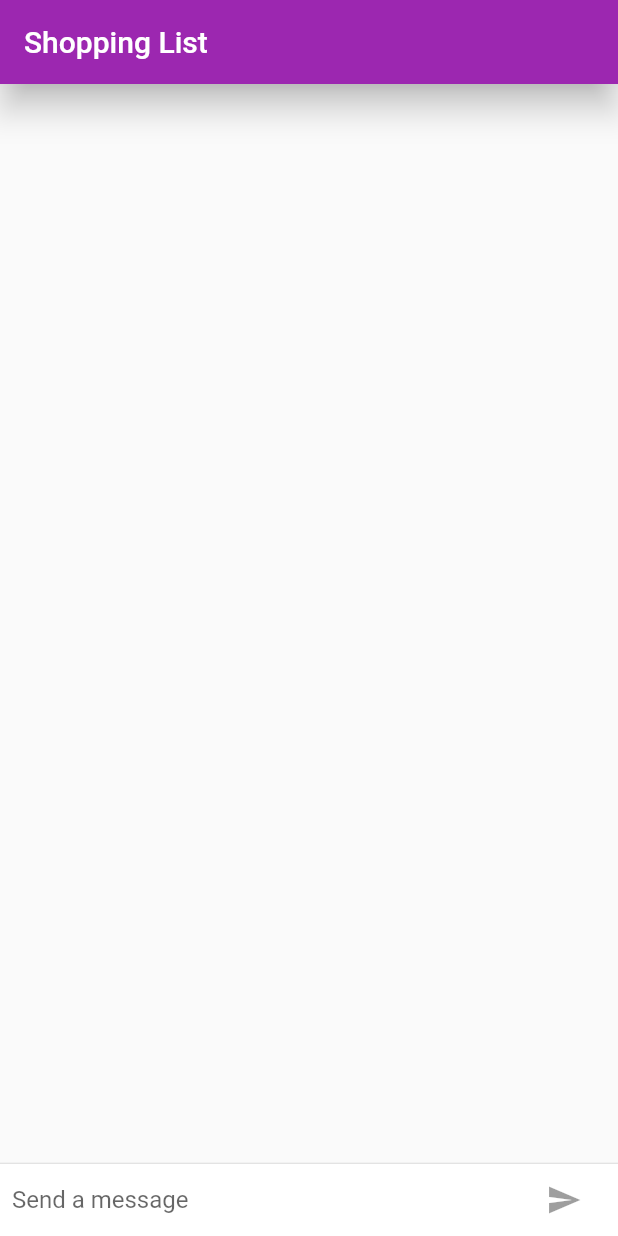
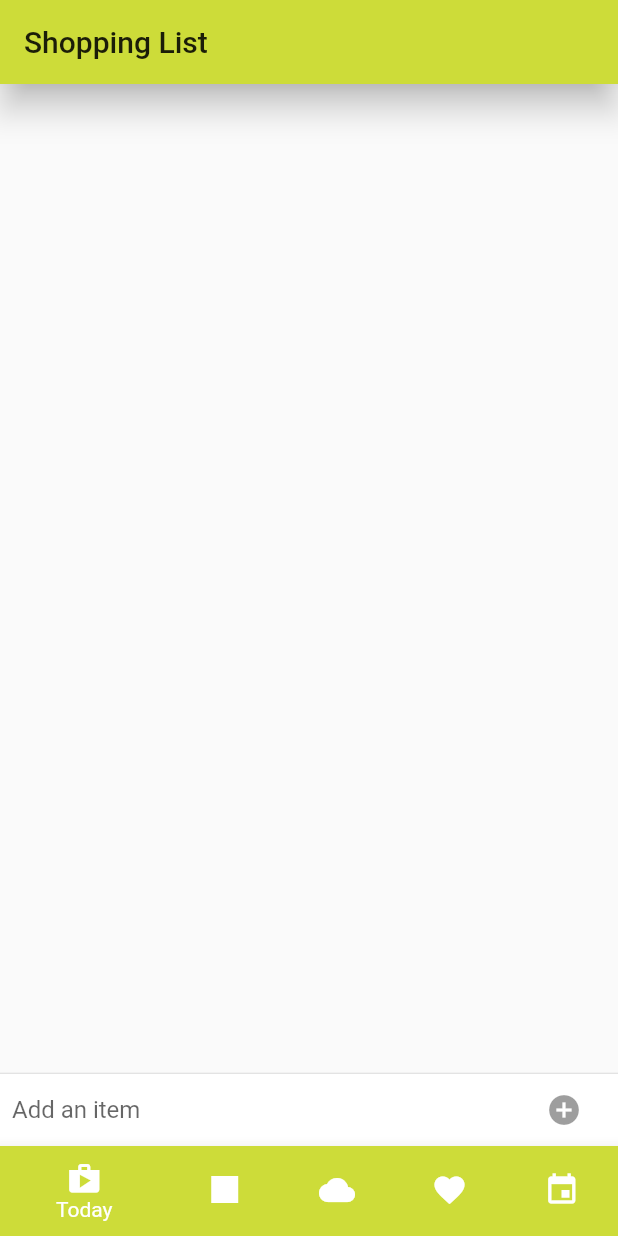
Before and after one commit to vijayvepa/Shopper, a Flutter app: the screen it shows after launch, on a phone screen of 412 x 824 dp. Run offline on Flutter 3.47's test engine with Material 2 defaults, Android fonts, the light colour scheme and no system bars.

Commit message:
Added bottom tab navigation

```diff
--- a/Flutter/shopper/lib/components/ChatComposer.dart
+++ b/Flutter/shopper/lib/components/ChatComposer.dart
@@ -1,5 +1,6 @@
 import 'package:flutter/cupertino.dart';
 import 'package:flutter/material.dart';
+import 'package:shopper/content/Strings.dart';
 
 
 class ChatComposer extends StatefulWidget{
@@ -42,7 +43,7 @@ class ChatComposerState extends State<ChatComposer> {
   }
 
   Widget _getTextField(){
-    final decoration = new InputDecoration.collapsed(hintText: "Send a message");
+    final decoration = new InputDecoration.collapsed(hintText: Strings.addItem);
     final textfield= new TextField(controller: _textEditingController, onChanged: _handleChange, onSubmitted: _handleSubmitted, decoration: decoration,);
 
     return new Flexible(child: textfield);
@@ -50,12 +51,12 @@ class ChatComposerState extends State<ChatComposer> {
 
   Widget _getSendButton(){
     final margin = new EdgeInsets.symmetric(horizontal: 4.0);
-    final sendIcon = new Icon(Icons.send);
+    final sendIcon = new Icon(Icons.add_circle);
     final sendText = new Text("Send");
     final cupertinoButton = new CupertinoButton(child: sendText, onPressed: _determineIconButtonAction(),);
     final iconButton = new IconButton(icon: sendIcon, onPressed: _determineIconButtonAction(),);
 
-    final button = Theme.of(context).platform == TargetPlatform.iOS ? cupertinoButton : iconButton;
+    final button = iconButton;
 
     return new Container(margin: margin, child: button,);
   }
--- /dev/null
+++ b/Flutter/shopper/lib/components/NavigationIconView.dart
@@ -0,0 +1,72 @@
+// Copyright 2016 The Chromium Authors. All rights reserved.
+// Use of this source code is governed by a BSD-style license that can be
+// found in the LICENSE file.
+
+import 'package:flutter/material.dart';
+
+typedef Widget TargetPageBuilder(BottomNavigationBarType type);
+
+class NavigationIconView {
+
+  final AnimationController animationController;
+
+  final Widget icon;
+  final Color color;
+  final String title;
+  final TickerProvider vsync;
+
+  final Widget targetPage;
+  final TargetPageBuilder targetPageBuilder;
+
+  CurvedAnimation _animation;
+
+  NavigationIconView({this.icon, this.title, this.color, this.vsync, this.targetPage, this.targetPageBuilder}):
+        animationController = _getAnimationController(vsync)
+  {
+    final interval = const Interval(0.5, 1.0, curve: Curves.fastOutSlowIn);
+    _animation = new CurvedAnimation(  parent: this.animationController, curve: interval);
+
+  }
+
+  static AnimationController _getAnimationController(TickerProvider vsync){
+    return new AnimationController( duration: kThemeAnimationDuration, vsync: vsync, );
+  }
+
+  // GET BAR ITEM //
+
+  BottomNavigationBarItem getBarItem(){
+    return new BottomNavigationBarItem(  icon: this.icon, title: new Text(this.title), backgroundColor: this.color, );
+  }
+
+  // GET BODY //
+
+  Widget getPage(BottomNavigationBarType type, BuildContext context) {
+    return new FadeTransition( opacity: _animation, child: _getSlideTransition(type) );
+  }
+
+  static List<Widget> getPages(List<NavigationIconView> icons, BottomNavigationBarType barType, BuildContext context){
+    final List<Widget> pages = icons.map((x)=>x.getPage(barType, context)).toList();
+    //stack will paint first child at the bottom, sorting the transitions pushes the oldest to the bottom;
+    pages.cast<FadeTransition>().sort(_byOpacity);
+
+    return pages;
+  }
+
+  static int _byOpacity(FadeTransition a, FadeTransition b){
+    // We want to have the newly animating (fading in) views on top.
+    final Animation<double> aAnimation = a.opacity;
+    final Animation<double> bAnimation = b.opacity;
+    final double aValue = aAnimation.value;
+    final double bValue = bAnimation.value;
+    return aValue.compareTo(bValue);
+  }
+
+
+  Widget _getSlideTransition(BottomNavigationBarType type){
+    const slightlyDown = const Offset(0.0, 0.02);
+    final slightlyDownToCurrent = new Tween<Offset>(begin: slightlyDown, end:Offset.zero).animate(_animation);
+    return new SlideTransition(child: targetPage ?? targetPageBuilder(type), position: slightlyDownToCurrent);
+  }
+
+
+}
--- /dev/null
+++ b/Flutter/shopper/lib/content/Strings.dart
@@ -0,0 +1,5 @@
+class Strings{
+  static const String addItem = "Add an item" ;
+  static const String today = "Today";
+
+}
--- a/Flutter/shopper/lib/main.dart
+++ b/Flutter/shopper/lib/main.dart
@@ -1,6 +1,7 @@
 import 'package:flutter/foundation.dart';
 import 'package:flutter/material.dart';
-import 'package:shopper/screens/ShoppingListScreen.dart';
+import 'package:shopper/screens/ShoppingListTab.dart';
+import 'package:shopper/screens/TabContainerScreen.dart';
 import 'package:shopper/styles/Themes.dart';
 
 void main(){
@@ -14,7 +15,7 @@ class FriendlyChatApp extends StatelessWidget{
   Widget build(BuildContext context) {
 
     final theme = defaultTargetPlatform == TargetPlatform.iOS ? Themes.iOS : Themes.android;
-    return new MaterialApp(title: "Friendly Chat", theme: theme, home: new ShoppingListScreen(),);
+    return new MaterialApp(title: "Friendly Chat", theme: theme, home: new TabContainerScreen(),);
   }
 
 }
--- a/Flutter/shopper/lib/screens/ShoppingListScreen.dart
+++ b/Flutter/shopper/lib/screens/ShoppingListTab.dart
@@ -2,9 +2,18 @@ import 'package:flutter/cupertino.dart';
 import 'package:flutter/material.dart';
 import 'package:shopper/components/ChatComposer.dart';
 import 'package:shopper/components/ChatMessageListView.dart';
+import 'package:shopper/content/Strings.dart';
 
 
-class ShoppingListScreen extends StatelessWidget{
+class EventPage extends StatelessWidget{
+  @override
+  Widget build(BuildContext context) {
+    final text = new Text('this is event page');
+    return new Center(child:text);
+  }
+}
+
+class ShoppingListTab extends StatelessWidget{
   @override
   Widget build(BuildContext context) {
     return new Scaffold(appBar: _getAppBar(context), body: _getBody(context),);
--- /dev/null
+++ b/Flutter/shopper/lib/screens/TabContainerScreen.dart
@@ -0,0 +1,155 @@
+import 'package:flutter/material.dart';
+import 'package:shopper/components/NavigationIconView.dart';
+import 'package:shopper/screens/CouponsTab.dart';
+import 'package:shopper/screens/ReceiptsTab.dart';
+import 'package:shopper/screens/SharingTab.dart';
+import 'package:shopper/screens/ShoppingListTab.dart';
+import 'package:shopper/screens/StoresSetupTab.dart';
+import 'package:shopper/styles/CustomIcon.dart';
+
+class TabContainerScreen extends StatefulWidget {
+  static const String routeName = '/material/bottom_navigation';
+
+  @override
+  TabContainerScreenState createState() => new TabContainerScreenState();
+}
+
+class TabContainerScreenState extends State<TabContainerScreen>
+    with TickerProviderStateMixin {
+
+  int _index = 0;
+  BottomNavigationBarType _barType = BottomNavigationBarType.shifting;
+  List<NavigationIconView> _navigationIcons;
+
+  // INIT STATE //
+
+  @override
+  void initState() {
+    super.initState();
+    _navigationIcons = _getNavigationIcons();
+    _addAnimationListeners();
+    _setInitialAnimationValue();
+  }
+
+  // -- NAV ICON VIEWS  //
+
+  List<NavigationIconView> _getNavigationIcons(){
+    return <NavigationIconView>[_shoppingListTab(), _getBoxIconView(), _getCloudIconView(), _getFavoritesIconView(), _getEventIconView()];
+  }
+
+  NavigationIconView _shoppingListTab(){
+    final alarmIcon = const Icon(Icons.shop);
+    final alarm = new NavigationIconView(icon: alarmIcon, title: 'Today', color: Colors.lime, vsync: this, targetPage: new ShoppingListTab());
+    return alarm;
+  }
+
+  NavigationIconView _getCloudIconView(){
+    //Cloud Page will always use theme color
+    final cloudIcon = const Icon(Icons.cloud);
+    final cloudTitle = 'Cloud';
+    final cloudPage = new CloudPage(title: cloudTitle, icon: cloudIcon,);
+    final cloud = new NavigationIconView(icon: cloudIcon, title: cloudTitle, color: Colors.teal, vsync: this, targetPage: cloudPage);
+    return cloud;
+  }
+
+  NavigationIconView _getBoxIconView(){
+
+    final boxIcon = new CustomIcon();
+
+    //Box will use the navBar color always
+    final boxTitle = 'Box';
+    final boxColor = Colors.deepOrange;
+    final boxPage = new BoxPage(title: boxTitle, icon: boxIcon, color: boxColor);
+
+    final box = new NavigationIconView(icon: boxIcon, title: boxTitle, color: boxColor, vsync: this, targetPage: boxPage);
+    return box;
+
+  }
+
+  NavigationIconView _getFavoritesIconView(){
+    final favIcon = const Icon(Icons.favorite);
+    //Fav Page will use navBar Color if barType is shifting, otherwise use theme accent color
+    final favTitle = 'Favorite';
+    final favColor = Colors.indigo;
+    final favBuilder = (type)=> new FavoritePage(title: favTitle, icon: favIcon, barType:  type, color: favColor);
+
+    final favorites = new NavigationIconView(icon: favIcon, title: 'Favorites', color: favColor, vsync: this, targetPageBuilder: favBuilder);
+    return favorites;
+  }
+
+  NavigationIconView _getEventIconView(){
+    final eventIcon = new Icon(Icons.event);
+    final event = new NavigationIconView(icon: eventIcon, title: 'Event', color: Colors.pink, vsync: this, targetPage: new EventPage());
+    return event;
+  }
+
+  // -- /NAV ICON VIEWS  //
+
+  void _addAnimationListeners(){
+    for (NavigationIconView view in _navigationIcons)
+      view.animationController.addListener(_refresh);
+  }
+
+  void _setInitialAnimationValue(){
+    _navigationIcons[_index].animationController.value = 1.0;
+  }
+
+  void _refresh() {
+    setState(() {
+      // Rebuild in order to animate views.
+    });
+  }
+
+  // DISPOSE //
+
+  @override
+  void dispose() {
+    _disposeAnimationControllers();
+    super.dispose();
+  }
+
+  void _disposeAnimationControllers(){
+    for (NavigationIconView view in _navigationIcons)
+      view.animationController.dispose();
+  }
+
+  // BUILD //
+
+  @override
+  Widget build(BuildContext context) {
+    return new Scaffold(bottomNavigationBar: _getBottomNavigationBar(), body: _getBody(),);
+  }
+
+  // -- BOTTOM NAV BAR //
+
+  BottomNavigationBar _getBottomNavigationBar(){
+    final List<BottomNavigationBarItem> barItems = _navigationIcons.map((x)=>x.getBarItem()).toList();
+    return new BottomNavigationBar(items: barItems, currentIndex: _index, type: _barType, onTap: _onNavBarTapped);
+  }
+
+  NavigationIconView _getCurrentIcon(){
+    return _navigationIcons[_index];
+  }
+
+  void _onNavBarTapped(int index){
+    setState(() {
+      _getCurrentIcon().animationController.reverse();
+      _index = index;
+      _getCurrentIcon().animationController.forward();
+    });
+  }
+
+  // -- BODY //
+
+  Widget _getBody() {
+    final stack = new Stack(children: _pages());
+    return new Center(child: stack,);
+    // return _getCurrentIcon().targetPage;
+  }
+
+  _pages(){
+    return NavigationIconView.getPages(_navigationIcons, _barType, context);
+  }
+
+
+}
--- /dev/null
+++ b/Flutter/shopper/lib/styles/CustomIcon.dart
@@ -0,0 +1,13 @@
+import 'package:flutter/material.dart';
+
+class CustomIcon extends StatelessWidget {
+  @override
+  Widget build(BuildContext context) {
+    final IconThemeData iconTheme = IconTheme.of(context);
+
+    final margin = const EdgeInsets.all(6.0);
+    final size = iconTheme.size - 6.0;
+
+    return new Container( margin: margin, width: size, height: size,  color: iconTheme.color,);
+  }
+}
--- a/Flutter/shopper/lib/styles/Themes.dart
+++ b/Flutter/shopper/lib/styles/Themes.dart
@@ -4,12 +4,11 @@ class Themes {
 
   static final ThemeData iOS = new ThemeData(
       primarySwatch: Colors.orange,
-      primaryColor: Colors.grey[100],
-      primaryColorBrightness: Brightness.light
+      primaryColor: Colors.lime,
   );
 
   static final ThemeData android = new ThemeData(
-      primarySwatch: Colors.purple,
+      primarySwatch: Colors.lime,
       accentColor: Colors.orangeAccent[400]
   );
 
```
Also changed, not shown: Flutter/shopper/lib/screens/CouponsTab.dart (+30 -0 lines), Flutter/shopper/lib/screens/ReceiptsTab.dart (+40 -0 lines), Flutter/shopper/lib/screens/SharingTab.dart (+35 -0 lines), Flutter/shopper/lib/screens/StoresSetupTab.dart (+9 -0 lines).
